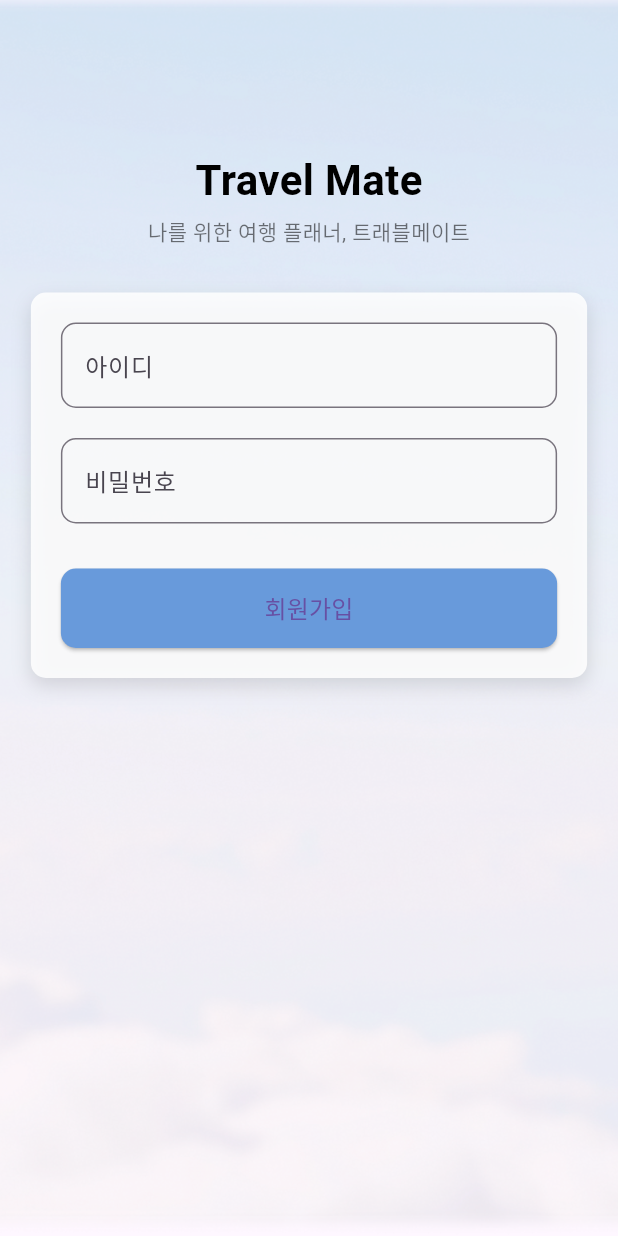
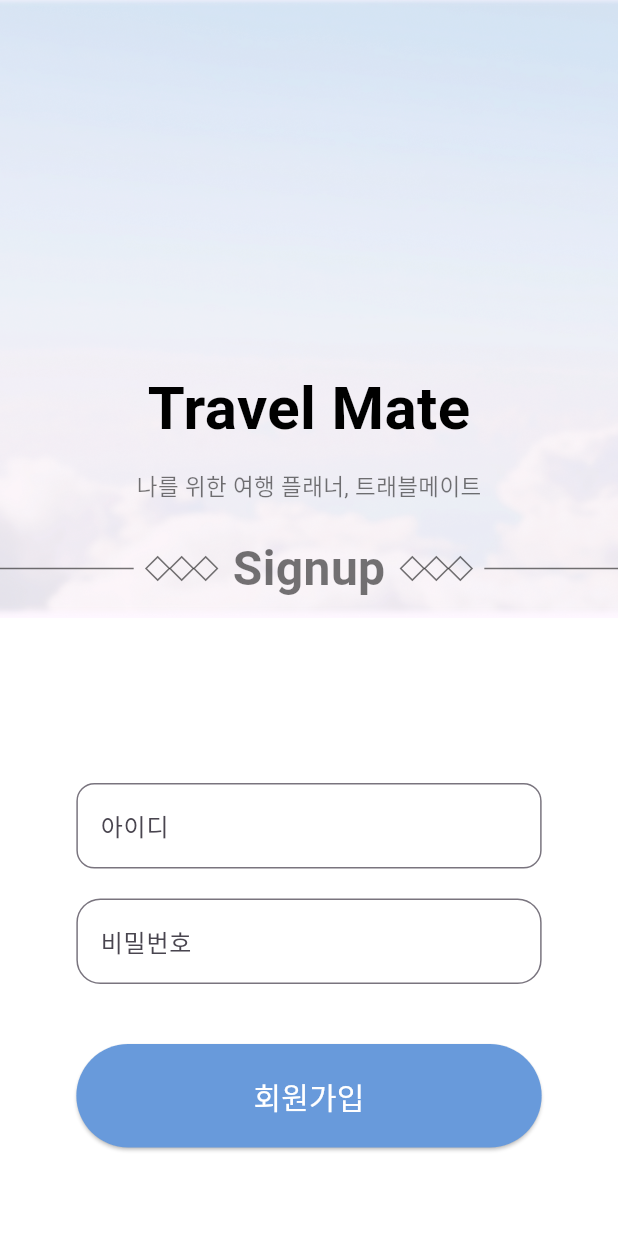
Before and after one commit to suwuim/HCIproject, a Flutter app: the SignupPage screen opened directly, on a phone screen of 412 x 824 dp. Run offline on Flutter 3.47's test engine with Material 3 defaults, Android fonts, the phone set to English and light mode, and no system bars; Roboto replaces fonts that are missing (Krub, Montserrat, MuseoModerno); statements that could not run were skipped.

Commit message:
Add files via upload

```diff
--- a/lib/page/signup_page.dart
+++ b/lib/page/signup_page.dart
@@ -5,9 +5,12 @@ class SignupPage extends StatelessWidget {
   Widget build(BuildContext context) {
     return Scaffold(
       body: SingleChildScrollView(
-        child: Container(
+        child: Column(
+          children: [
+            // Top half with background image
+            Container(
               width: double.infinity,
-          height: MediaQuery.of(context).size.height,
+              height: MediaQuery.of(context).size.height * 0.5, // Adjusted height
               decoration: BoxDecoration(
                 image: DecorationImage(
                   image: AssetImage('assets/images/cloud.png'),
@@ -15,40 +18,124 @@ class SignupPage extends StatelessWidget {
                 ),
               ),
               child: Column(
-            crossAxisAlignment: CrossAxisAlignment.center,
+                mainAxisAlignment: MainAxisAlignment.end, // Align elements at the bottom
                 children: [
-              SizedBox(height: 100),
-              // Title
+                  Padding(
+                    padding: const EdgeInsets.only(bottom: 10.0), // Adjust padding to move it lower
+                    child: Column(
+                      children: [
                         Text(
                           'Travel Mate',
                           style: TextStyle(
-                  fontSize: 28,
-                  fontWeight: FontWeight.bold,
+                            fontFamily: 'MuseoModerno',
+                            fontSize: 40,
+                            fontWeight: FontWeight.w600,
                             color: Colors.black,
                           ),
                         ),
-              SizedBox(height: 4),
+                        SizedBox(height: 12),
                         Text(
                           '나를 위한 여행 플래너, 트래블메이트',
                           style: TextStyle(
-                  fontSize: 14,
+                            fontFamily: 'Montserrat',
+                            fontSize: 15,
                             color: Colors.black54,
                           ),
                         ),
-              SizedBox(height: 30),
-              Container(
-                width: MediaQuery.of(context).size.width > 500 ? 400 : MediaQuery.of(context).size.width * 0.9,
-                padding: EdgeInsets.symmetric(horizontal: 20, vertical: 20),
+                        SizedBox(height: 10), // Space between text and separator
+                      ],
+                    ),
+                  ),
+                  // Separator line with diamonds
+                  Padding(
+                    padding: const EdgeInsets.only(bottom: 10.0),
+                    child: Row(
+                      mainAxisAlignment: MainAxisAlignment.center,
+                      children: [
+                        // Left line
+                        Expanded(
+                          child: Container(
+                            height: 1,
+                            color: Colors.black54,
+                          ),
+                        ),
+                        SizedBox(width: 8),
+                        // Left set of outlined diamonds
+                        Row(
+                          children: List.generate(3, (index) {
+                            return Padding(
+                              padding: EdgeInsets.symmetric(horizontal: 2),
+                              child: Transform.rotate(
+                                angle: 0.785398, // 45 degrees in radians
+                                child: Container(
+                                  width: 12,
+                                  height: 12,
                                   decoration: BoxDecoration(
-                  color: Colors.white.withOpacity(0.85),
-                  borderRadius: BorderRadius.circular(10),
-                  boxShadow: [
-                    BoxShadow(
-                      color: Colors.black12,
-                      blurRadius: 10,
-                      offset: Offset(0, 5),
+                                    border: Border.all(color: Colors.black54, width: 1),
+                                  ),
+                                ),
+                              ),
+                            );
+                          }),
+                        ),
+                        SizedBox(width: 10),
+                        // "Signup" text
+                        Text(
+                          'Signup',
+                          style: TextStyle(
+                            fontFamily: 'Krub',
+                            fontSize: 32,
+                            fontWeight: FontWeight.bold,
+                            color: Colors.black54,
+                          ),
+                        ),
+                        SizedBox(width: 10),
+                        // Right set of outlined diamonds
+                        Row(
+                          children: List.generate(3, (index) {
+                            return Padding(
+                              padding: EdgeInsets.symmetric(horizontal: 2),
+                              child: Transform.rotate(
+                                angle: 0.785398, // 45 degrees in radians
+                                child: Container(
+                                  width: 12,
+                                  height: 12,
+                                  decoration: BoxDecoration(
+                                    border: Border.all(color: Colors.black54, width: 1),
+                                  ),
+                                ),
+                              ),
+                            );
+                          }),
+                        ),
+                        SizedBox(width: 8),
+                        // Right line
+                        Expanded(
+                          child: Container(
+                            height: 1,
+                            color: Colors.black54,
+                          ),
                         ),
                       ],
+                    ),
+                  ),
+                ],
+              ),
+            ),
+            // Bottom half with form
+            Container(
+              width: double.infinity,
+              color: Colors.white,
+              padding: EdgeInsets.symmetric(vertical: 80),
+              child: Center(
+                child: Container(
+                  width: MediaQuery.of(context).size.width > 500
+                      ? 400
+                      : MediaQuery.of(context).size.width * 0.85,
+                  padding: EdgeInsets.symmetric(horizontal: 20, vertical: 30),
+                  decoration: BoxDecoration(
+                    color: Colors.white.withOpacity(0.9),
+                    borderRadius: BorderRadius.circular(15),
                   ),
                   child: Column(
                     children: [
@@ -57,7 +144,7 @@ class SignupPage extends StatelessWidget {
                           labelText: '아이디',
                           hintText: '아이디를 입력하세요.',
                           border: OutlineInputBorder(
-                          borderRadius: BorderRadius.circular(10),
+                            borderRadius: BorderRadius.circular(12),
                           ),
                         ),
                       ),
@@ -68,11 +155,11 @@ class SignupPage extends StatelessWidget {
                           labelText: '비밀번호',
                           hintText: '비밀번호를 입력하세요.',
                           border: OutlineInputBorder(
-                          borderRadius: BorderRadius.circular(10),
+                            borderRadius: BorderRadius.circular(16),
                           ),
                         ),
                       ),
-                    SizedBox(height: 30),
+                      SizedBox(height: 40),
                       SizedBox(
                         width: double.infinity,
                         child: ElevatedButton(
@@ -81,13 +168,16 @@ class SignupPage extends StatelessWidget {
                           },
                           child: Text(
                             '회원가입',
-                          style: TextStyle(fontSize: 16),
+                            style: TextStyle(
+                              fontSize: 20,
+                              color: Colors.white,
+                            ),
                           ),
                           style: ElevatedButton.styleFrom(
-                          padding: EdgeInsets.symmetric(vertical: 15),
+                            padding: EdgeInsets.symmetric(vertical: 20),
                             backgroundColor: Color(0xFF689ADB),
                             shape: RoundedRectangleBorder(
-                            borderRadius: BorderRadius.circular(10),
+                              borderRadius: BorderRadius.circular(50),
                             ),
                           ),
                         ),
@@ -95,8 +185,9 @@ class SignupPage extends StatelessWidget {
                     ],
                   ),
                 ),
+              ),
+            ),
           ],
-          ),
         ),
       ),
     );
```
Lines whose indentation alone changed are shown as unchanged.
